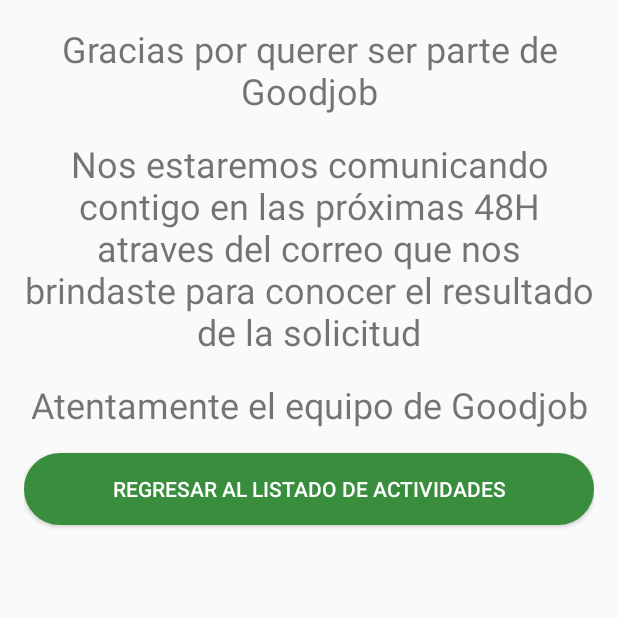
After one commit to pbada1996/goodjob, an Android app: the SolicitudEmpresaResultadoActivity screen opened directly, with no data from a screen before it, on a phone screen of 412 x 824 dp, the top half of it. The commit adds this screen. Run offline under Robolectric (Android 15) with nearby library versions, the phone set to English and light mode, and no system bars; network calls fail; Roboto replaces fonts that are not available here.

Commit message:
agregada pantalla de comunicado de la solicitud y validaciones mientras se escriben los campos del formulario

```diff
--- a/goodjob/app/src/main/AndroidManifest.xml
+++ b/goodjob/app/src/main/AndroidManifest.xml
@@ -12,7 +12,8 @@
         android:roundIcon="@mipmap/ic_launcher_round"
         android:supportsRtl="true"
         android:theme="@style/AppTheme">
-        <activity android:name=".SolicitudEmpresaActivity"></activity>
+        <activity android:name=".SolicitudEmpresaResultadoActivity"/>
+        <activity android:name=".SolicitudEmpresaActivity" />
         <activity android:name=".PublicarActividadActivity" />
         <activity android:name=".SuscriptionActivity" />
         <activity android:name=".FormRegisterUserActivity" />
--- /dev/null
+++ b/goodjob/app/src/main/java/com/example/goodjob/SolicitudEmpresaResultadoActivity.java
@@ -0,0 +1,25 @@
+package com.example.goodjob;
+
+import android.content.Intent;
+import android.support.v7.app.AppCompatActivity;
+import android.os.Bundle;
+import android.view.View;
+import android.widget.Button;
+
+public class SolicitudEmpresaResultadoActivity extends AppCompatActivity {
+
+    @Override
+    protected void onCreate(Bundle savedInstanceState) {
+        super.onCreate(savedInstanceState);
+        setContentView(R.layout.activity_solicitud_empresa_resultado);
+
+        Button regresar = findViewById(R.id.btnVolverMenuPrincipal);
+
+        regresar.setOnClickListener(new View.OnClickListener() {
+            @Override
+            public void onClick(View view) {
+                startActivity(new Intent(SolicitudEmpresaResultadoActivity.this, MainActivity.class));
+            }
+        });
+    }
+}
--- /dev/null
+++ b/goodjob/app/src/main/res/layout/activity_solicitud_empresa_resultado.xml
@@ -0,0 +1,45 @@
+<?xml version="1.0" encoding="utf-8"?>
+<LinearLayout xmlns:android="http://schemas.android.com/apk/res/android"
+    xmlns:tools="http://schemas.android.com/tools"
+    android:layout_width="match_parent"
+    android:layout_height="match_parent"
+    android:orientation="vertical"
+    android:padding="@dimen/default_padding_left"
+    tools:context=".SolicitudEmpresaResultadoActivity">
+
+    <TextView
+        android:layout_width="match_parent"
+        android:layout_height="wrap_content"
+        android:gravity="center_horizontal"
+        android:text="@string/solicitud_empresa_texto_1"
+        android:textSize="24sp" />
+
+    <TextView
+        android:layout_width="match_parent"
+        android:layout_height="wrap_content"
+        android:layout_marginTop="@dimen/default_margin_top"
+        android:gravity="center_horizontal"
+        android:text="@string/solicitud_empresa_texto_2"
+        android:textSize="24sp" />
+
+    <TextView
+        android:layout_width="match_parent"
+        android:layout_height="wrap_content"
+        android:layout_marginTop="@dimen/default_margin_top"
+        android:gravity="center_horizontal"
+        android:text="@string/solicitud_empresa_texto_3"
+        android:textSize="24sp" />
+
+    <Button
+        android:id="@+id/btnVolverMenuPrincipal"
+        android:layout_width="match_parent"
+        android:layout_height="wrap_content"
+        android:layout_marginTop="@dimen/default_margin_top"
+        android:layout_marginBottom="@dimen/default_margin_bottom"
+        android:background="@drawable/btn_uno"
+        android:backgroundTint="@color/colorPrimaryDark"
+        android:elevation="@dimen/button_elevation"
+        android:text="@string/volver_home"
+        android:textColor="@drawable/txt_btn_uno" />
+
+</LinearLayout>
--- a/goodjob/app/src/main/res/values/strings.xml
+++ b/goodjob/app/src/main/res/values/strings.xml
@@ -142,5 +142,9 @@
     <string name="menu_share">Share</string>
     <string name="menu_send">Send</string>
     <string name="empresa_codigo_postal">Codigo Postal</string>
+    <string name="solicitud_empresa_texto_1">Gracias por querer ser parte de Goodjob</string>
+    <string name="solicitud_empresa_texto_2">Nos estaremos comunicando contigo en las próximas 48H atraves del correo que nos brindaste para conocer el resultado de la solicitud</string>
+    <string name="solicitud_empresa_texto_3">Atentamente el equipo de Goodjob</string>
+    <string name="volver_home">Regresar al Listado de Actividades</string>
 
 </resources>
```
Also changed, not shown: goodjob/app/src/main/java/com/example/goodjob/SolicitudEmpresaActivity.java (+125 -5 lines).
